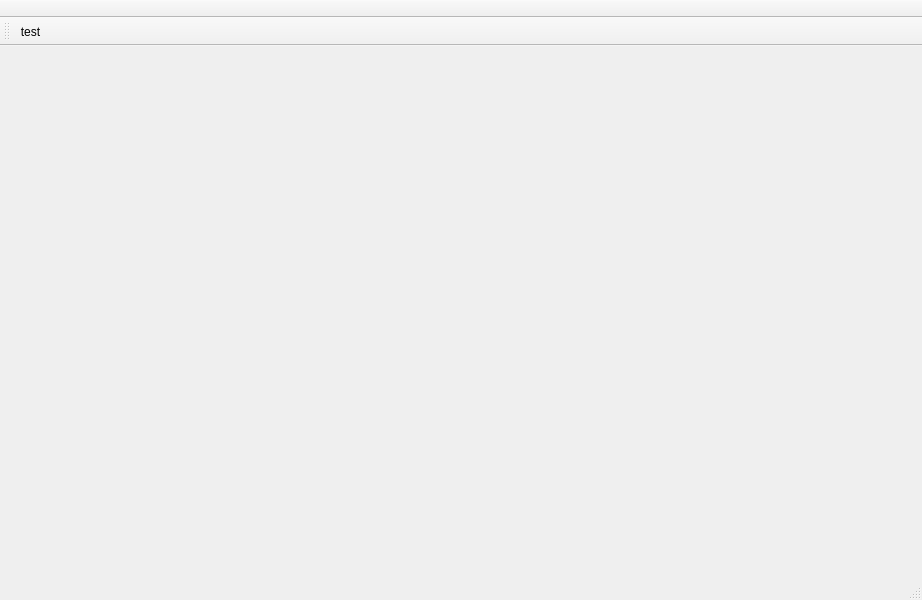
First picture: the form in poitagger/ui/treemain.ui, repository dlr-eoc/poitagger, before the edit.
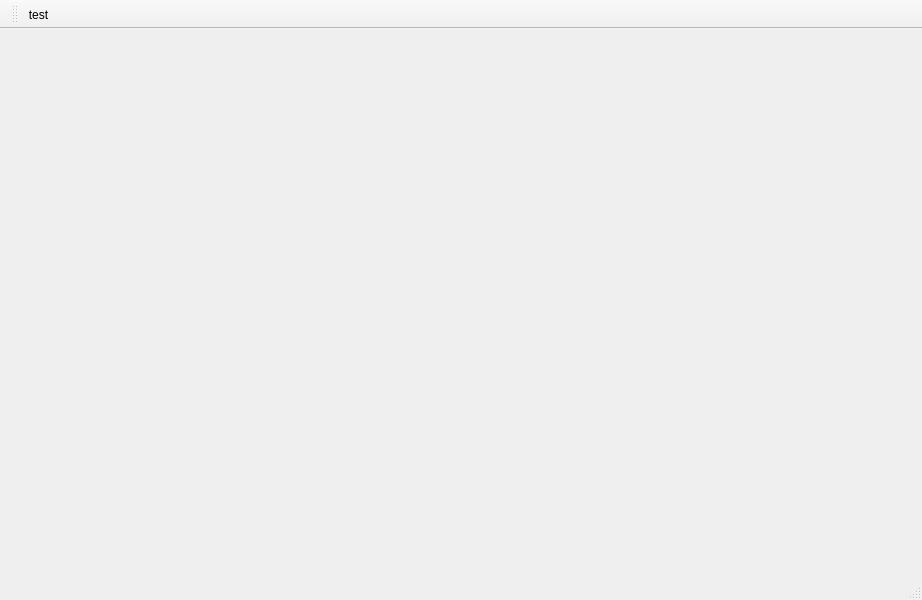
Second picture: the form after the edit. Icons and pictures are not drawn.

What changed in the file:
```diff
--- a/poitagger/ui/treemain.ui
+++ b/poitagger/ui/treemain.ui
@@ -56,7 +56,7 @@
     <enum>TopToolBarArea</enum>
    </attribute>
    <attribute name="toolBarBreak">
-    <bool>true</bool>
+    <bool>false</bool>
    </attribute>
    <addaction name="actiontest"/>
   </widget>
```
